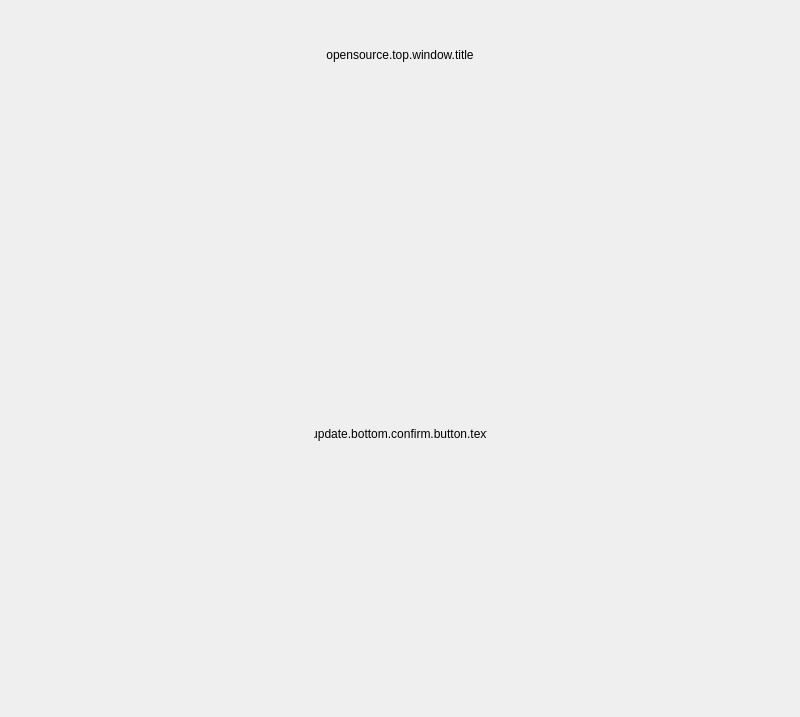
Before: the Qt Designer form src/prism/main/forms/PLSOpenSourceView.ui in naver/prism-live-studio, drawn with Qt 5.
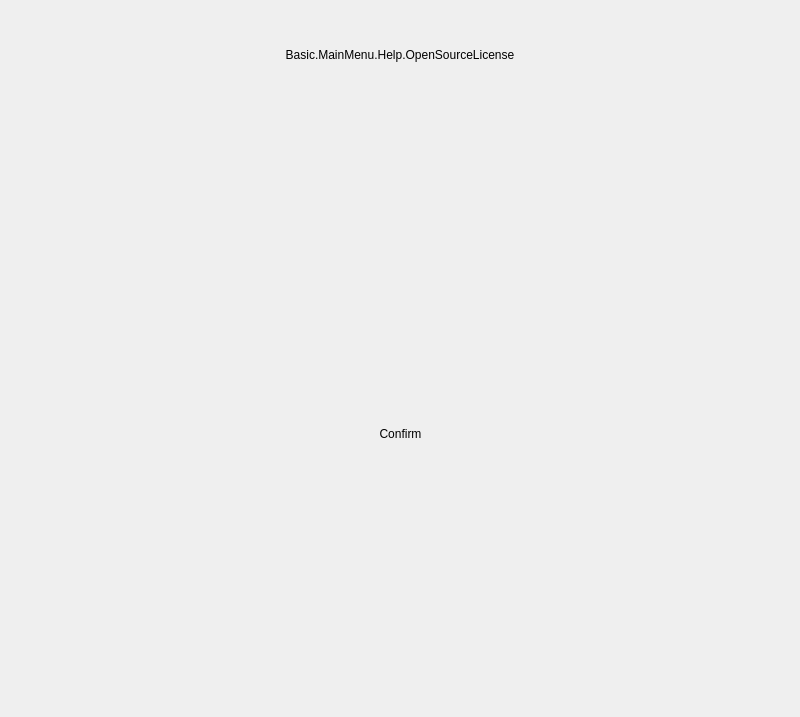
After: the same form once the commit is applied.

Patch:
```diff
--- a/src/prism/main/forms/PLSOpenSourceView.ui
+++ b/src/prism/main/forms/PLSOpenSourceView.ui
@@ -87,7 +87,7 @@
         </size>
        </property>
        <property name="text">
-        <string>opensource.top.window.title</string>
+        <string>Basic.MainMenu.Help.OpenSourceLicense</string>
        </property>
        <property name="alignment">
         <set>Qt::AlignCenter</set>
@@ -276,7 +276,7 @@
         </size>
        </property>
        <property name="text">
-        <string>update.bottom.confirm.button.text</string>
+        <string>Confirm</string>
        </property>
        <property name="flat">
         <bool>true</bool>
```
